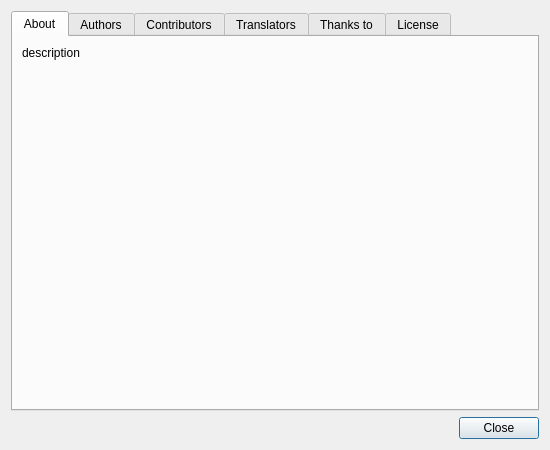
The window that Client/About.ui (OpenRcon/OpenRcon) describes before a commit, drawn with Qt 5.
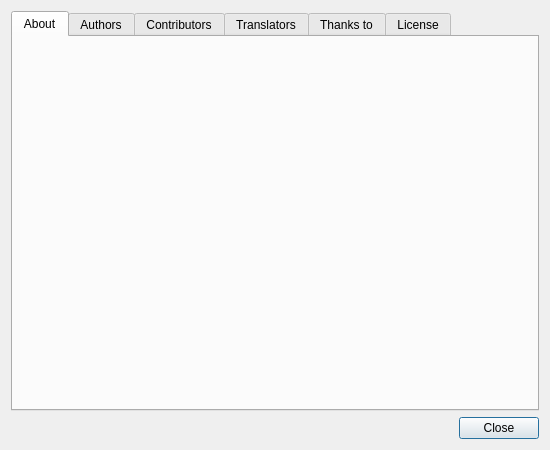
The same window after the commit. The open tabs and pages were chosen to show the change.

```diff
--- a/Client/About.ui
+++ b/Client/About.ui
@@ -55,7 +55,7 @@
           <string notr="true"/>
          </property>
          <property name="text">
-          <string notr="true">description</string>
+          <string notr="true"/>
          </property>
         </widget>
        </item>
```
Left out of the diff: 12 changed lines with no effect on the pictures.
